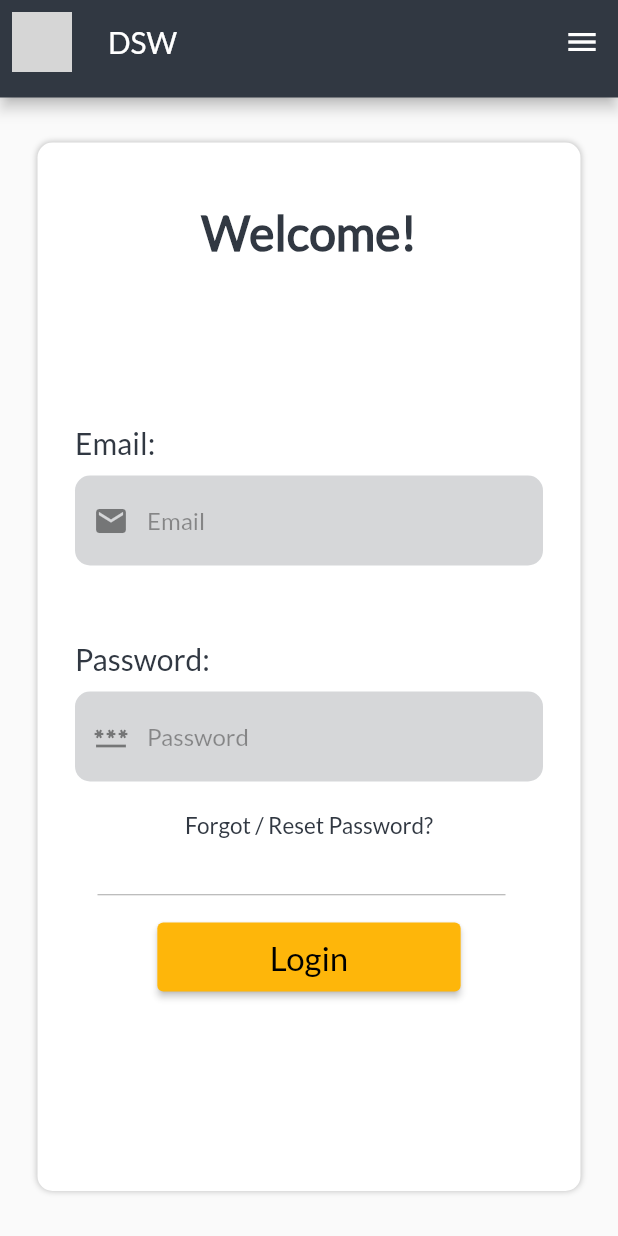
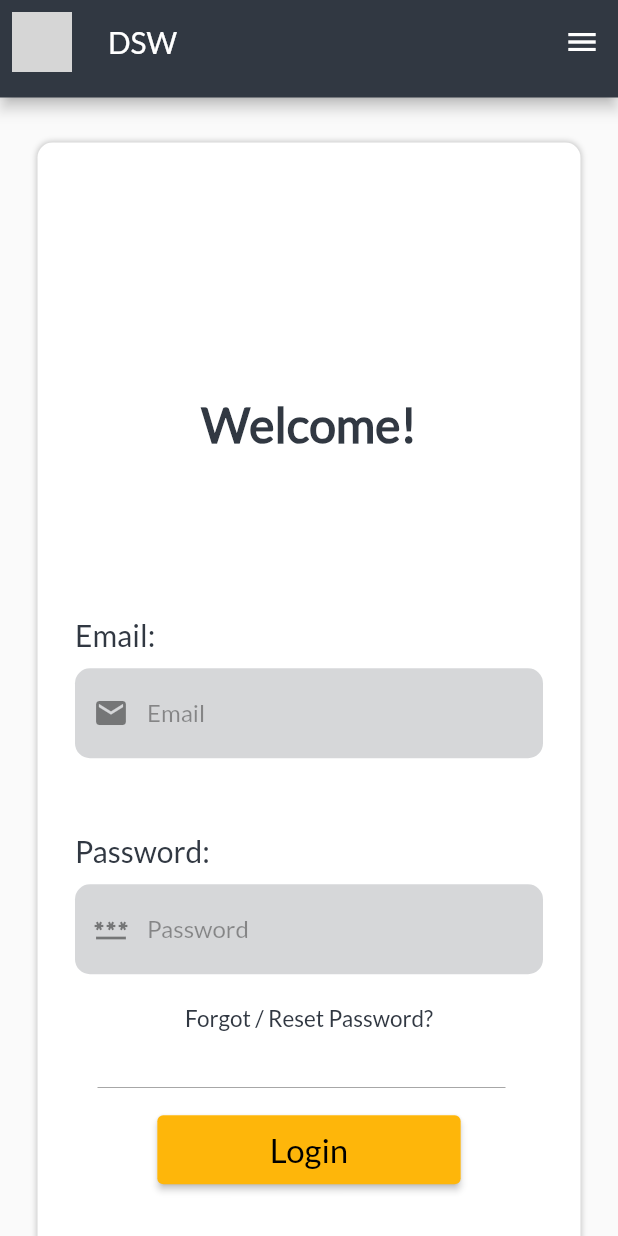
Before and after one commit to MNIT-DSW-APP/DSW-FRONTEND, a Flutter app: the LogInScreen screen opened by its route, on a phone screen of 412 x 824 dp. Run offline on Flutter 3.47's test engine with Material 2 defaults, Android fonts, the phone set to English and light mode, and no system bars; our stand-ins replace carousel_slider, file_picker, flutter_lorem, font_awesome_flutter, percent_indicator, youtube_player_flutter; missing offline and left inert: rotated_corner_decoration; grey boxes are pictures that could not be loaded.

Commit message:
fixes in nav bar

```diff
--- a/lib/main.dart
+++ b/lib/main.dart
@@ -18,7 +18,6 @@
 import 'package:dswapp/screens/events_control_screen.dart';
 import 'package:dswapp/screens/events_screen.dart';
 import 'package:dswapp/screens/host_event_screen.dart';
-import 'package:dswapp/screens/landing_screen.dart';
 import 'package:dswapp/screens/login_screen.dart';
 import 'package:dswapp/screens/lost_and_found_screen.dart';
 import 'package:dswapp/screens/magazine_screen.dart';
@@ -65,7 +64,7 @@
           colorScheme: ColorScheme.fromSwatch()
               .copyWith(secondary: GlobalVariables.customYellow),
         ),
-        home: const LandingScreen(),
+        home: const LogInScreen(),
         routes: {
           PanelScreen.routeName: (context) => PanelScreen(),
           LostAndFoundScreen.routeName: (context) => LostAndFoundScreen(),
--- a/lib/screens/login_screen.dart
+++ b/lib/screens/login_screen.dart
@@ -92,7 +92,7 @@
               return null;
             },
             keyboardType: TextInputType.emailAddress,
-            style: TextStyle(
+            style: const TextStyle(
               color: Colors.black87,
             ),
             decoration: InputDecoration(
@@ -127,10 +127,12 @@
         child: Scaffold(
       appBar: const CustomAppBar(),
       endDrawer: NavigationDrawer(),
-      body: Container(
+      body: SingleChildScrollView(
+        child: Container(
           height: sz.height,
           width: sz.width,
-        margin: const EdgeInsets.only(left: 25, right: 25, top: 30, bottom: 30),
+          margin:
+              const EdgeInsets.only(left: 25, right: 25, top: 30, bottom: 30),
           decoration: BoxDecoration(
             borderRadius: BorderRadius.circular(10.0),
             color: Colors.white,
@@ -141,7 +143,6 @@
               ),
             ],
           ),
-        child: SingleChildScrollView(
           child: Form(
             key: _loginFormKey,
             child: Column(
--- a/lib/widgets/navigation_drawer.dart
+++ b/lib/widgets/navigation_drawer.dart
@@ -50,7 +50,7 @@
     return SafeArea(
       child: Scaffold(
         body: Container(
-          height: double.infinity,
+          // height: double.infinity,
           color: GlobalVariables.navBarCol,
           child: SingleChildScrollView(
               child: Column(children: [
```
Also changed, not shown: lib/widgets/custom_black_button.dart (+5 -5 lines). Lines whose indentation alone changed are shown as unchanged.
